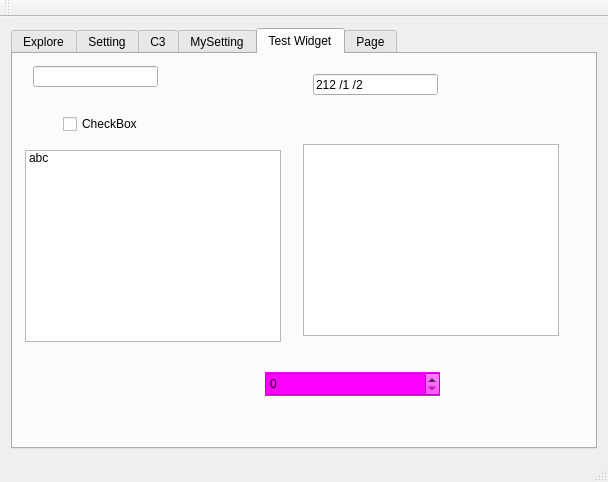
Old version of the form MyTool/mainwindow.ui in the repository huangatone/Mac_Qt.
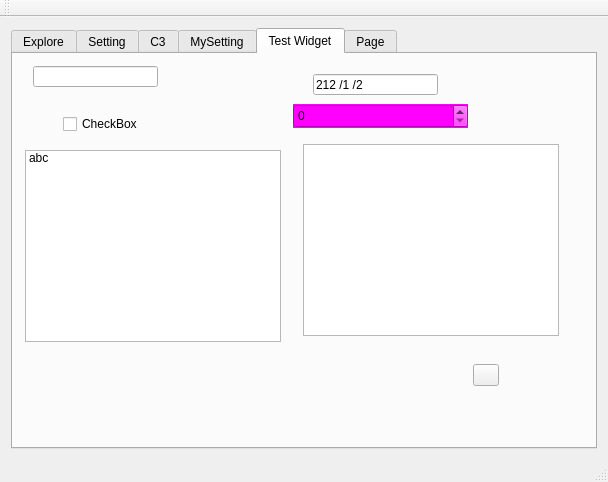
New version of the form. Icons and pictures are not drawn. Custom widgets are drawn as their Qt base class.

The edit to the form file:
```diff
--- a/MyTool/mainwindow.ui
+++ b/MyTool/mainwindow.ui
@@ -130,8 +130,8 @@
        <widget class="QSpinBox" name="spinBox">
         <property name="geometry">
          <rect>
-          <x>252</x>
-          <y>318</y>
+          <x>280</x>
+          <y>50</y>
           <width>175</width>
           <height>24</height>
          </rect>
@@ -172,6 +172,19 @@
          <pixmap resource="tool.qrc">:/mytool/img/face-smile 2.png</pixmap>
         </property>
        </widget>
+       <widget class="QToolButton" name="btnCalendar">
+        <property name="geometry">
+         <rect>
+          <x>460</x>
+          <y>310</y>
+          <width>26</width>
+          <height>22</height>
+         </rect>
+        </property>
+        <property name="text">
+         <string/>
+        </property>
+       </widget>
       </widget>
       <widget class="QWidget" name="tab_6">
        <attribute name="title">
```
